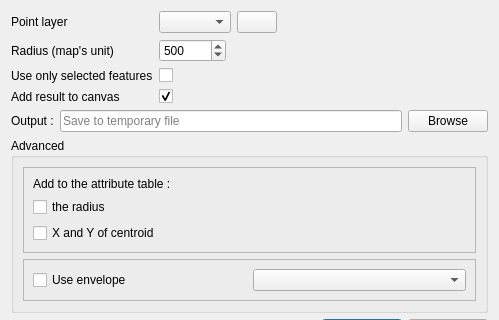
Above: ui/blur.ui from Gustry/Blurring before the change; both pictures show x 0 to 499 and y 0 to 320 of the 499 by 517 pixel window. Below: the same form after it.
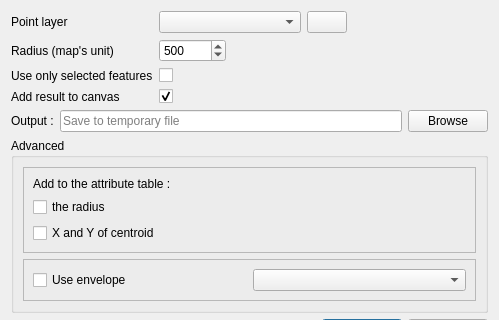
That is the form after the change. Icons and pictures are not drawn. Custom widgets are drawn as their Qt base class.

Commit message: update combobox size

What changed in the file:
```diff
--- a/ui/blur.ui
+++ b/ui/blur.ui
@@ -24,7 +24,7 @@
        <item>
         <widget class="QComboBox" name="comboBox_layerToBlur">
          <property name="sizePolicy">
-          <sizepolicy hsizetype="Maximum" vsizetype="Fixed">
+          <sizepolicy hsizetype="Expanding" vsizetype="Fixed">
            <horstretch>0</horstretch>
            <verstretch>0</verstretch>
           </sizepolicy>
```
The commit also changes 4 other files.
